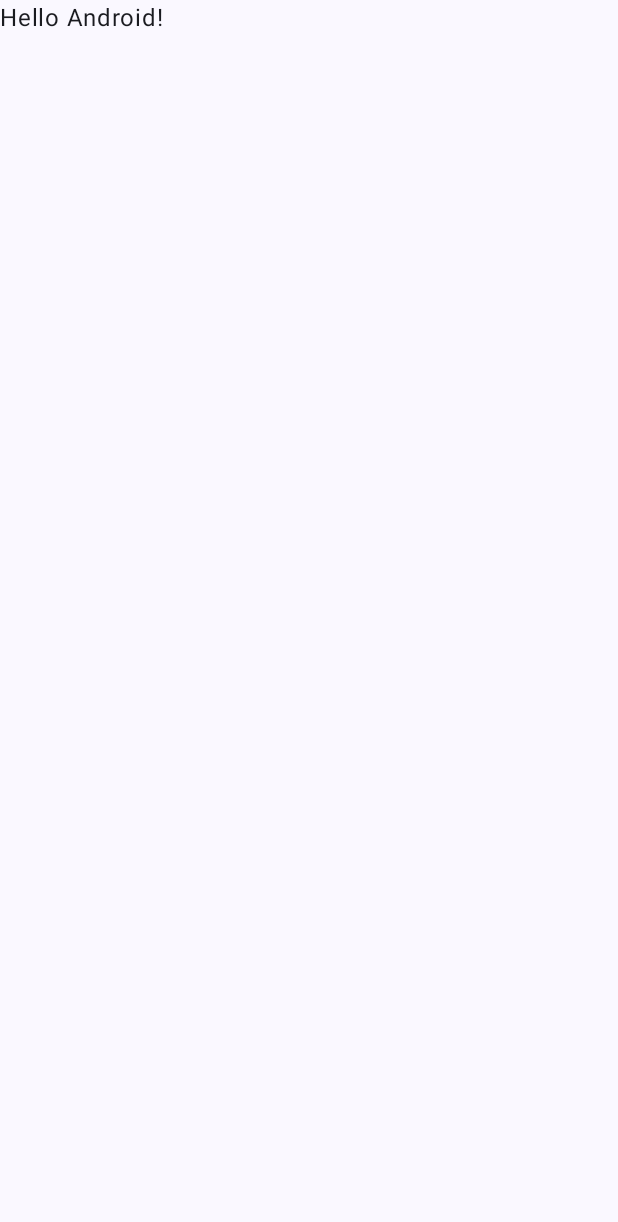
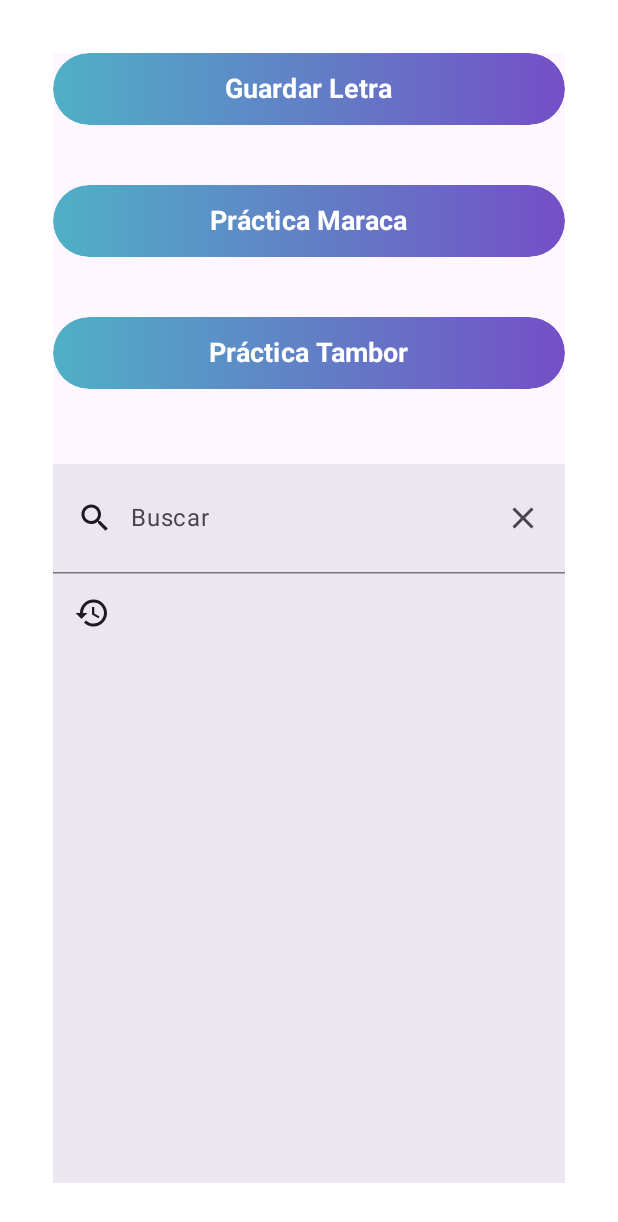
Before and after one commit to TheB0x/asab_app, an Android app built with Jetpack Compose: the screen it shows after launch (MainActivity), on a phone screen of 412 x 824 dp. Before the commit the part shown is almost empty. Shown: the top 1222 px of the screen. Run offline under Robolectric (Android 15) with nearby library versions, the light colour scheme and no system bars.

Commit message:
Main screen created

```diff
--- a/app/build.gradle.kts
+++ b/app/build.gradle.kts
@@ -48,6 +48,9 @@ android {
 
 dependencies {
 
+    //More Icons
+    implementation("androidx.compose.material:material-icons-extended")
+
     implementation("androidx.core:core-ktx:1.12.0")
     implementation("androidx.lifecycle:lifecycle-runtime-ktx:2.7.0")
     implementation("androidx.activity:activity-compose:1.8.2")
@@ -63,4 +66,5 @@ dependencies {
     androidTestImplementation("androidx.compose.ui:ui-test-junit4")
     debugImplementation("androidx.compose.ui:ui-tooling")
     debugImplementation("androidx.compose.ui:ui-test-manifest")
+
 }
--- a/app/src/main/java/com/componentes/asab_app/MainActivity.kt
+++ b/app/src/main/java/com/componentes/asab_app/MainActivity.kt
@@ -3,41 +3,13 @@ package com.componentes.asab_app
 import android.os.Bundle
 import androidx.activity.ComponentActivity
 import androidx.activity.compose.setContent
-import androidx.compose.foundation.layout.fillMaxSize
-import androidx.compose.material3.MaterialTheme
-import androidx.compose.material3.Surface
-import androidx.compose.material3.Text
-import androidx.compose.runtime.Composable
-import androidx.compose.ui.Modifier
-import androidx.compose.ui.tooling.preview.Preview
-import com.componentes.asab_app.ui.theme.Asab_appTheme
+import com.componentes.asab_app.screens.MainScreen
 
 class MainActivity : ComponentActivity() {
     override fun onCreate(savedInstanceState: Bundle?) {
         super.onCreate(savedInstanceState)
         setContent {
-            Asab_appTheme {
-                // A surface container using the 'background' color from the theme
-                Surface(modifier = Modifier.fillMaxSize(), color = MaterialTheme.colorScheme.background) {
-                    Greeting("Android")
-                }
+                MainScreen()
             }
         }
     }
-}
-
-@Composable
-fun Greeting(name: String, modifier: Modifier = Modifier) {
-    Text(
-        text = "Hello $name!",
-        modifier = modifier
-    )
-}
-
-@Preview(showBackground = true)
-@Composable
-fun GreetingPreview() {
-    Asab_appTheme {
-        Greeting("Android")
-    }
-}
--- /dev/null
+++ b/app/src/main/java/com/componentes/asab_app/components/AppComponents.kt
@@ -0,0 +1,111 @@
+package com.componentes.asab_app.components
+
+import androidx.compose.foundation.background
+import androidx.compose.foundation.clickable
+import androidx.compose.foundation.layout.*
+import androidx.compose.foundation.shape.RoundedCornerShape
+import androidx.compose.material.icons.Icons
+import androidx.compose.material.icons.filled.Clear
+import androidx.compose.material.icons.filled.History
+import androidx.compose.material.icons.filled.Search
+import androidx.compose.material3.*
+import androidx.compose.runtime.*
+import androidx.compose.ui.Alignment
+import androidx.compose.ui.Modifier
+import androidx.compose.ui.graphics.Brush
+import androidx.compose.ui.graphics.Color
+import androidx.compose.ui.text.font.FontWeight
+import androidx.compose.ui.unit.dp
+import androidx.compose.ui.unit.sp
+import com.componentes.asab_app.ui.theme.Primary
+import com.componentes.asab_app.ui.theme.Secondary
+
+@Composable
+fun ButtonComponent(value: String){
+    Button(
+        onClick = {},
+        modifier = Modifier
+            .fillMaxWidth()
+            .heightIn(48.dp),
+        contentPadding = PaddingValues(),
+        colors = ButtonDefaults.buttonColors(Color.Transparent)
+    ){
+        Box(
+            modifier = Modifier
+                .fillMaxWidth()
+                .heightIn(48.dp)
+                .background(
+                    brush = Brush.horizontalGradient(listOf(Secondary, Primary)),
+                    shape = RoundedCornerShape(50.dp)
+                ),
+            contentAlignment = Alignment.Center
+        ){
+            Text(
+                text = value,
+                fontSize = 18.sp,
+                fontWeight = FontWeight.Bold
+            )
+        }
+    }
+}
+
+
+//Search Field without conection to database//
+@OptIn(ExperimentalMaterial3Api::class)
+@Composable
+fun SearchComponent(){
+
+    var text by remember { mutableStateOf("") }
+    var active by remember { mutableStateOf(false) }
+    var items = remember {
+        mutableStateListOf("")
+    }
+
+    SearchBar(
+        modifier = Modifier.fillMaxWidth(),
+        query = text,
+        onQueryChange = {
+            text = it
+        },
+        onSearch = {
+            items.add(text)
+            active = false
+            text = ""
+        },
+        active = active,
+        onActiveChange = {
+            active = it
+        },
+        placeholder = {
+            Text(text = "Buscar")
+        },
+        leadingIcon = {
+            Icon(imageVector = Icons.Default.Search, contentDescription = "Search Icon")
+        },
+        trailingIcon = {
+            if (active) {
+                Icon(
+                    modifier = Modifier.clickable {
+                        if (text.isNotEmpty()){
+                            text = ""
+                        }else{
+                            active = false
+                        }
+                    },
+                    imageVector = Icons.Default.Clear,
+                    contentDescription = "Close Icon")
+            }
+        }
+    ){
+        items.forEach{
+            Row(modifier = Modifier.padding(14.dp)) {
+                Icon(
+                    modifier = Modifier.padding(end = 10.dp),
+                    imageVector = Icons.Default.History,
+                    contentDescription = "History Icon")
+
+                Text(text = it)
+            }
+        }
+    }
+}
--- /dev/null
+++ b/app/src/main/java/com/componentes/asab_app/screens/MainScreen.kt
@@ -0,0 +1,36 @@
+package com.componentes.asab_app.screens
+
+import androidx.compose.foundation.background
+import androidx.compose.foundation.layout.*
+import androidx.compose.material3.Surface
+import androidx.compose.runtime.Composable
+import androidx.compose.ui.Modifier
+import androidx.compose.ui.graphics.Color
+import androidx.compose.ui.res.stringResource
+import androidx.compose.ui.unit.dp
+import com.componentes.asab_app.R
+import com.componentes.asab_app.components.ButtonComponent
+import com.componentes.asab_app.components.SearchComponent
+
+@Composable
+fun MainScreen(){
+
+    Surface(
+        modifier = Modifier
+            .fillMaxSize()
+            .background(Color.White)
+            .padding(35.dp)
+    ) {
+        Column {
+            ButtonComponent(stringResource(id = R.string.save_lyrics))
+            Spacer(modifier = Modifier.height(40.dp))
+            ButtonComponent(stringResource(id = R.string.training_maraca))
+            Spacer(modifier = Modifier.height(40.dp))
+            ButtonComponent(stringResource(id = R.string.training_tambor))
+            Spacer(modifier = Modifier.height(50.dp))
+            SearchComponent()
+        }
+
+    }
+
+}
--- a/app/src/main/java/com/componentes/asab_app/ui/theme/Color.kt
+++ b/app/src/main/java/com/componentes/asab_app/ui/theme/Color.kt
@@ -9,3 +9,6 @@ val Pink80 = Color(0xFFEFB8C8)
 val Purple40 = Color(0xFF6650a4)
 val PurpleGrey40 = Color(0xFF625b71)
 val Pink40 = Color(0xFF7D5260)
+
+val Primary = Color(0xFF744FC6) //Slate purple
+val Secondary = Color(0xFF4FB0C6)
--- a/app/src/main/res/values/strings.xml
+++ b/app/src/main/res/values/strings.xml
@@ -1,3 +1,8 @@
 <resources>
     <string name="app_name">Asab_app</string>
+    <string name="save_lyrics">Guardar Letra</string>
+    <string name="training_maraca">Práctica Maraca</string>
+    <string name="training_tambor">Práctica Tambor</string>
+
+
 </resources>
```
